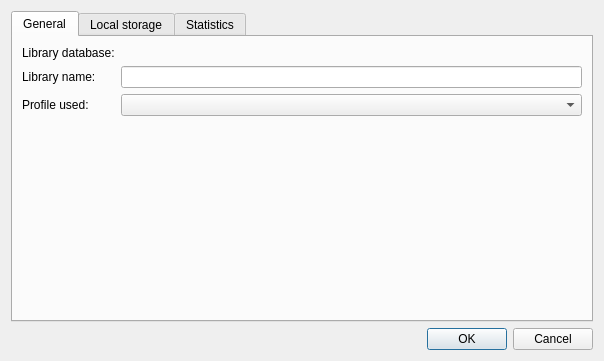
The window that src/organica/gui/forms/librarypropertiesdialog.ui (zenwarr/organica) describes before a commit, drawn with Qt 5.
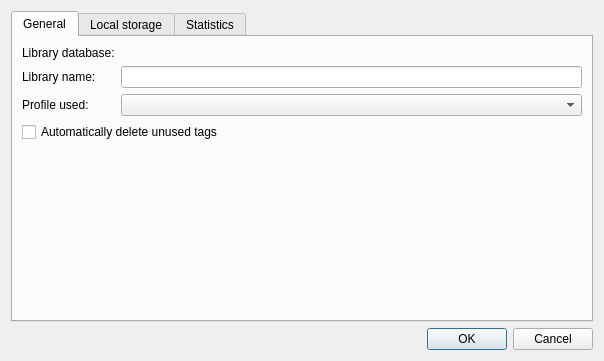
The same window after the commit.

Commit message: feature: option to automatically delete unused tags - tags are unused when there are no links referring to this tag

```diff
--- a/src/organica/gui/forms/librarypropertiesdialog.ui
+++ b/src/organica/gui/forms/librarypropertiesdialog.ui
@@ -84,6 +84,26 @@
          </item>
         </layout>
        </item>
+       <item>
+        <widget class="QCheckBox" name="chkAutoDeleteUnusedTags">
+         <property name="text">
+          <string>Automatically delete unused tags</string>
+         </property>
+        </widget>
+       </item>
+       <item>
+        <spacer name="verticalSpacer">
+         <property name="orientation">
+          <enum>Qt::Vertical</enum>
+         </property>
+         <property name="sizeHint" stdset="0">
+          <size>
+           <width>20</width>
+           <height>40</height>
+          </size>
+         </property>
+        </spacer>
+       </item>
       </layout>
      </widget>
      <widget class="QWidget" name="tabStorage">
```
The commit also changes 3 other files.
